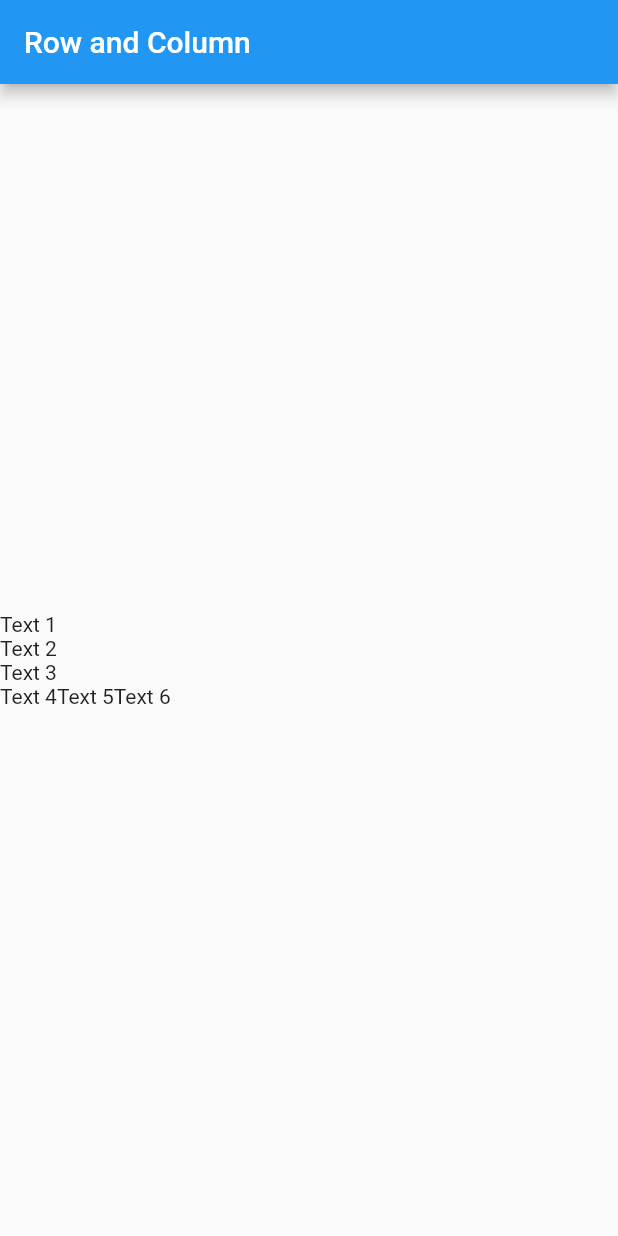
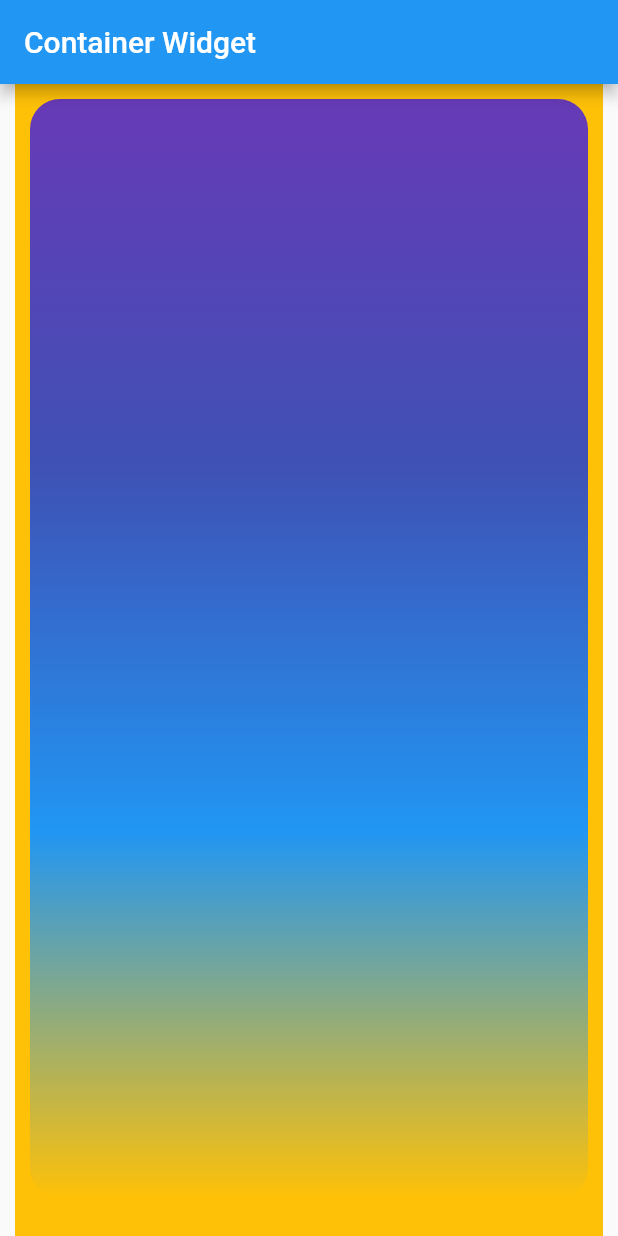
Before and after one commit to taufanbasri/flutter_basic, a Flutter app: the screen it shows after launch, on a phone screen of 412 x 824 dp. Run offline on Flutter 3.47's test engine with Material 2 defaults, Android fonts, the phone set to English and light mode, and no system bars.

Commit message:
Container Widget

```diff
--- a/lib/main.dart
+++ b/lib/main.dart
@@ -1,7 +1,7 @@
 import 'package:flutter/material.dart';
 
 void main() {
-  runApp(new MyApp());
+  runApp(const MyApp());
 }
 
 class MyApp extends StatelessWidget {
@@ -11,26 +11,31 @@ class MyApp extends StatelessWidget {
   Widget build(BuildContext context) {
     return MaterialApp(
       home: Scaffold(
-        appBar: AppBar(
-          title: Text("Row and Column"),
-        ),
-        body: Column(
-          mainAxisAlignment: MainAxisAlignment.center,
-          crossAxisAlignment: CrossAxisAlignment.start,
-          children: <Widget>[
-            Text("Text 1"),
-            Text("Text 2"),
-            Text("Text 3"),
-            Row(
-              children: [
-                Text("Text 4"),
-                Text("Text 5"),
-                Text("Text 6"),
-              ],
-            )
-          ],
-        ),
-      ),
+          appBar: AppBar(
+            title: const Text("Container Widget"),
+          ),
+          body: Container(
+            color: Colors.amber,
+            // margin: const EdgeInsets.all(10),
+            margin: const EdgeInsets.fromLTRB(10, 0, 10, 0),
+            // padding: const EdgeInsets.all(10),
+            padding: const EdgeInsets.only(bottom: 15),
+            child: Container(
+              // color: Colors.indigo,
+              margin: const EdgeInsets.all(10),
+              decoration: BoxDecoration(
+                  borderRadius: BorderRadius.circular(20),
+                  gradient: const LinearGradient(
+                      begin: Alignment.bottomCenter,
+                      end: Alignment.topCenter,
+                      colors: <Color>[
+                        Colors.amber,
+                        Colors.blue,
+                        Colors.indigo,
+                        Colors.deepPurple
+                      ])),
+            ),
+          )),
     );
   }
 }
```
